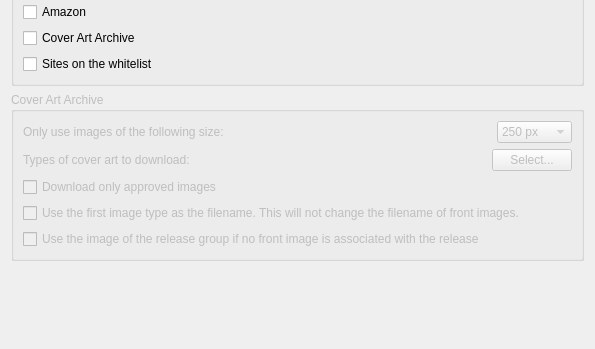
The window that ui/options_cover.ui (metabrainz/picard) describes before a commit, drawn with Qt 5; both pictures show x 0 to 595 and y 211 to 560 of the 595 by 560 pixel window.
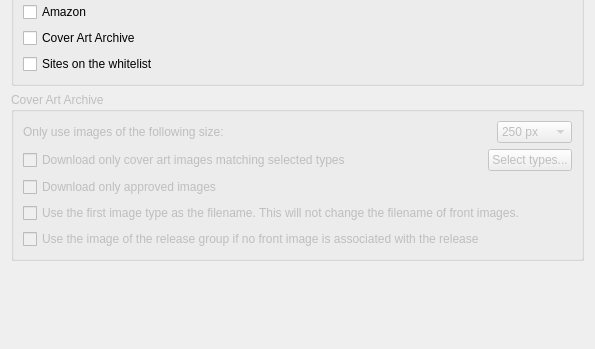
The same window after the commit.

Commit message:
Add option to disable all restrictions to CAA types
This is better since the list of types may change, adding a "do not restrict" ensure
all types are downloaded if more types are added to MB.

If restriction is enabled, then previous behavior is used (downloading only images having specified types).

Patch:
```diff
--- a/ui/options_cover.ui
+++ b/ui/options_cover.ui
@@ -155,9 +155,9 @@
       <item>
        <layout class="QHBoxLayout" name="horizontalLayout2">
         <item>
-         <widget class="QLabel" name="label">
+         <widget class="QCheckBox" name="restrict_images_types">
           <property name="text">
-           <string>Types of cover art to download:</string>
+           <string>Download only cover art images matching selected types</string>
           </property>
          </widget>
         </item>
@@ -177,7 +177,7 @@
 	   <item>
 		<widget class="QPushButton" name="select_caa_types">
           <property name="text">
-           <string>Select...</string>
+           <string>Select types...</string>
 	      </property>
 	      <property name="sizePolicy">
             <sizepolicy hsizetype="Fixed" vsizetype="Fixed">
```
Left out of the diff: 2 changed lines with no effect on the pictures. The commit also changes 3 other files.
